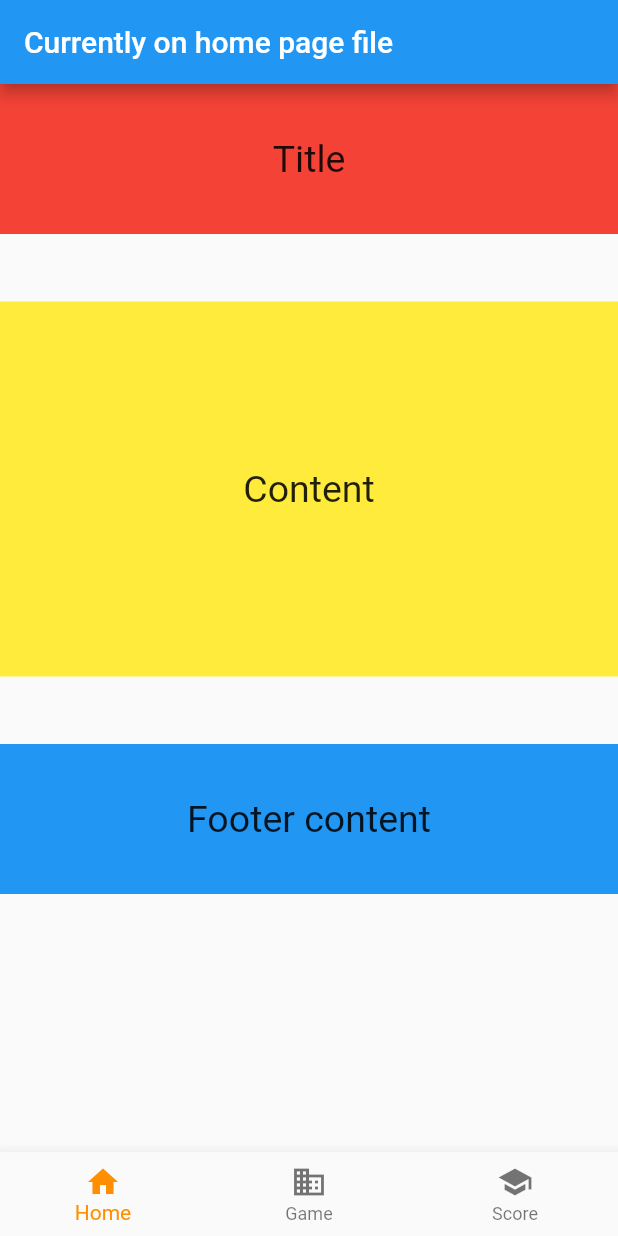
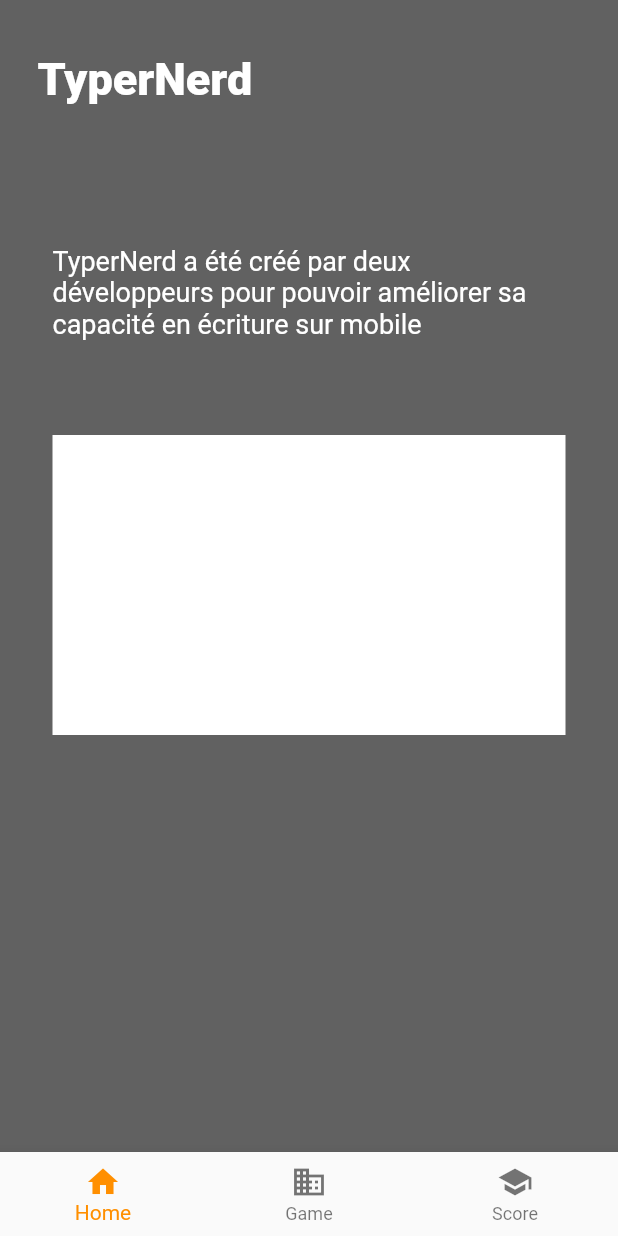
Before and after one commit to GruberAdam/TyperNerd-Flutter_app, a Flutter app: the screen it shows after launch, on a phone screen of 412 x 824 dp. Run offline on Flutter 3.47's test engine with Material 2 defaults, Android fonts, the phone set to English and light mode, and no system bars.

Commit message:
Home page stabe version (content is still uknown)

```diff
--- a/lib/view/home_view.dart
+++ b/lib/view/home_view.dart
@@ -5,44 +5,41 @@ class HomePage extends StatelessWidget {
   @override
   Widget build(BuildContext context) {
     return Scaffold(
-      appBar: AppBar(
-        title: Text("Currently on home page file"),
-      ),
       body: Container(
+        color: Colors.grey[700],
         child: Column(
           children: [
             Container(
               child: Text(
-                "Title",
-                style: TextStyle(fontSize: 25),
+                "TyperNerd",
+                style: TextStyle(
+                    fontSize: 30,
+                    fontWeight: FontWeight.w800,
+                    color: Colors.white),
+                strutStyle: StrutStyle(fontSize: 40),
+              ),
+              alignment: Alignment.centerLeft,
+              width: MediaQuery.of(context).size.width,
+              padding: EdgeInsets.only(left: 25),
+              height: 100,
+            ),
+            Container(
+              child: Text(
+                "TyperNerd a été créé par deux développeurs pour pouvoir améliorer sa capacité en écriture sur mobile",
+                style: TextStyle(fontSize: 18, color: Colors.white),
               ),
               alignment: Alignment.center,
               width: MediaQuery.of(context).size.width,
               height: 100,
-              color: Colors.red,
+              margin: EdgeInsets.only(top: 45, left: 35, right: 35),
             ),
             Container(
-              child: Text(
-                "Content",
-                style: TextStyle(fontSize: 25),
-              ),
               alignment: Alignment.center,
               width: MediaQuery.of(context).size.width,
-              height: 250,
-              margin: EdgeInsets.only(top: 45),
-              color: Colors.yellow,
+              height: 200,
+              margin: EdgeInsets.only(top: 45, left: 35, right: 35),
+              color: Colors.white,
             ),
-            Container(
-              child: Text(
-                "Footer content",
-                style: TextStyle(fontSize: 25),
-              ),
-              alignment: Alignment.center,
-              width: MediaQuery.of(context).size.width,
-              height: 100,
-              margin: EdgeInsets.only(top: 45),
-              color: Colors.blue,
-            )
           ],
         ),
       ),
```
Also changed, not shown: 1 other file.
